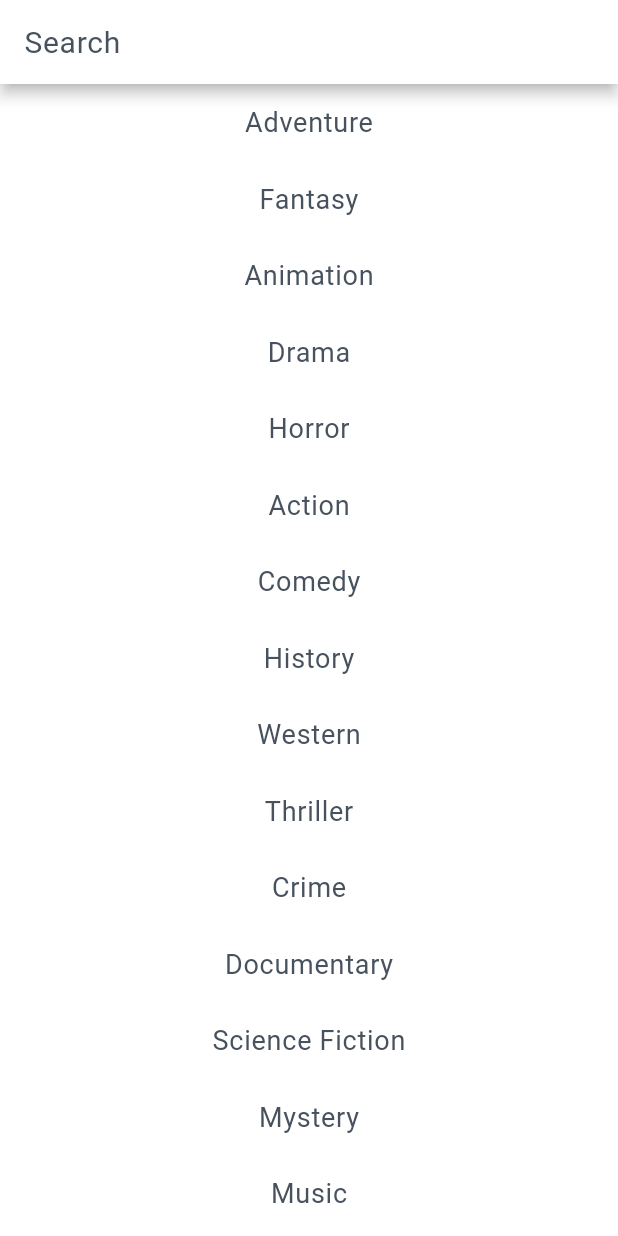
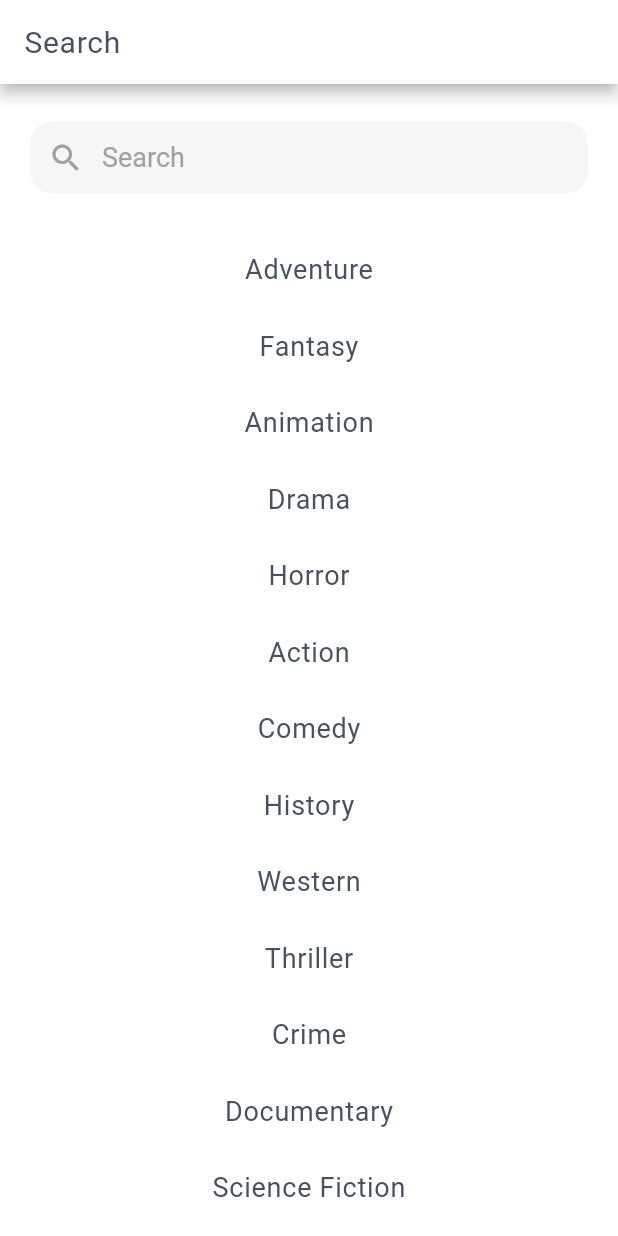
Before and after one commit to rafaelzorn/cinephile_flutter, a Flutter app: the SearchScreen screen opened directly, on a phone screen of 412 x 824 dp. Run offline on Flutter 3.47's test engine with Material 2 defaults, Android fonts, the phone set to English and light mode, and no system bars; our stand-ins replace dio, flutter_dotenv, transparent_image; network calls fail.

Commit message:
Screen search

```diff
--- a/lib/resources/colors.dart
+++ b/lib/resources/colors.dart
@@ -12,4 +12,5 @@ class CfColors {
   static const Color LIGHT_RED = Color(0XFFFF7F7F);
   static const Color LIGHT_YELLOW = Color(0XFFEAB079);
   static const Color LIGHT_GREEN = Color(0XFF82C596);
+  static const Color TRANSPARENT = Color(0X00000000);
 }
--- a/lib/screens/search/widgets/input-search.dart
+++ b/lib/screens/search/widgets/input-search.dart
@@ -1,8 +1,105 @@
 import 'package:flutter/material.dart';
 
-class InputSearchWidget extends StatelessWidget {
+// Cf
+import 'package:cinephile_flutter/resources/strings.dart';
+import 'package:cinephile_flutter/resources/colors.dart';
+
+class InputSearchWidget extends StatefulWidget {
+  @override
+  _InputSearchWidgetState createState() => _InputSearchWidgetState();
+}
+
+class _InputSearchWidgetState extends State<InputSearchWidget> {
+  final _controller = TextEditingController();
+
+  // state
+  String value = '';
+
+  @override
+  void initState() {
+    super.initState();
+
+    _controller.addListener(_handleChangeSearch);
+  }
+
+  void _handleChangeSearch() {
+    setState(() {
+      value = _controller.text;
+    });
+  }
+
+  void _handleClearSearch() {
+    _controller.clear();
+
+    setState(() {
+      value = '';
+    });
+  }
+
+  void _handleSubmit() {
+    if (value.length > 0) {
+      print(value);
+    }
+  }
+
+  Widget _renderIconClear() {
+    if (value.length == 0) {
+      return Container();
+    }
+
+    return IconButton(
+      splashColor: CfColors.TRANSPARENT,
+      highlightColor: CfColors.TRANSPARENT,
+      icon: Icon(
+        Icons.clear,
+        color: CfColors.DARK_GRAY,
+      ),
+      onPressed: () {
+        _handleClearSearch();
+      },
+    );
+  }
+
   @override
   Widget build(BuildContext context) {
-    return Container();
+    return Container(
+      padding: EdgeInsets.fromLTRB(20, 25, 20, 25),
+      child: Stack(
+        alignment: Alignment.centerRight,
+        children: <Widget>[
+          TextField(
+            controller: _controller,
+            style: TextStyle(color: CfColors.DARK_BLUE, fontSize: 18),
+            textInputAction: TextInputAction.search,
+            decoration: InputDecoration(
+              enabledBorder: OutlineInputBorder(
+                borderSide: BorderSide(color: CfColors.TRANSPARENT),
+                borderRadius: BorderRadius.all(Radius.circular(15)),
+              ),
+              focusedBorder: OutlineInputBorder(
+                borderSide: BorderSide(color: CfColors.TRANSPARENT),
+                borderRadius: BorderRadius.all(Radius.circular(15)),
+              ),
+              prefixIcon: Icon(
+                Icons.search,
+                color: CfColors.DARK_GRAY,
+              ),
+              contentPadding: EdgeInsets.all(5),
+              hintText: CfStrings.SEARCH,
+              hintStyle: TextStyle(
+                fontSize: 18,
+                color: CfColors.DARK_GRAY,
+              ),
+              filled: true,
+              fillColor: CfColors.FREEZE,
+            ),
+            onSubmitted: (String text) {
+              _handleSubmit();
+            },
+          ),
+          _renderIconClear(),
+        ],
+      ),
+    );
   }
 }
```
